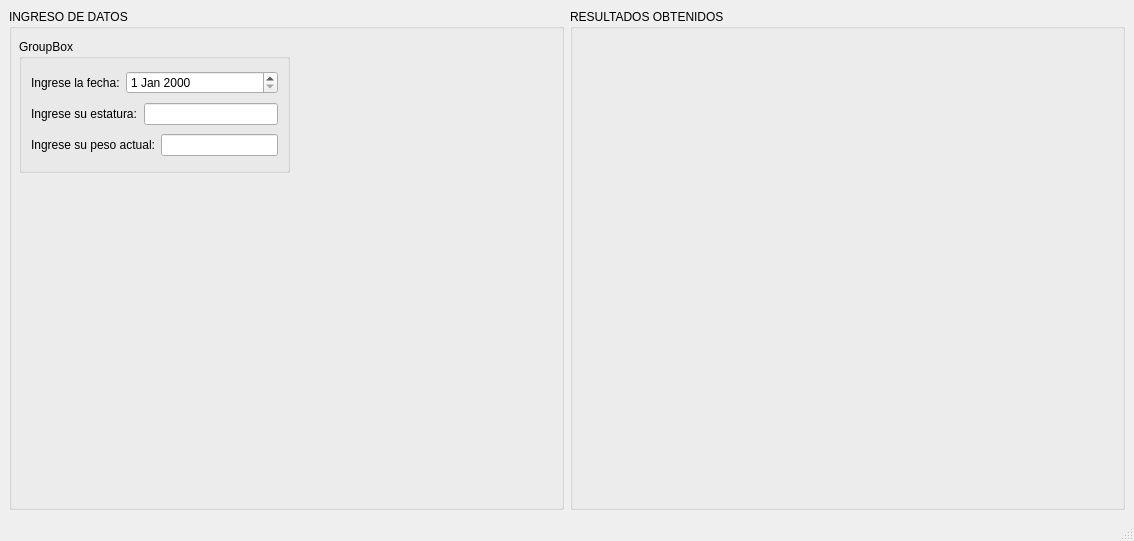
Before: the Qt Designer form imc.ui in JiXinGP/Examen-P59, drawn with Qt 5.
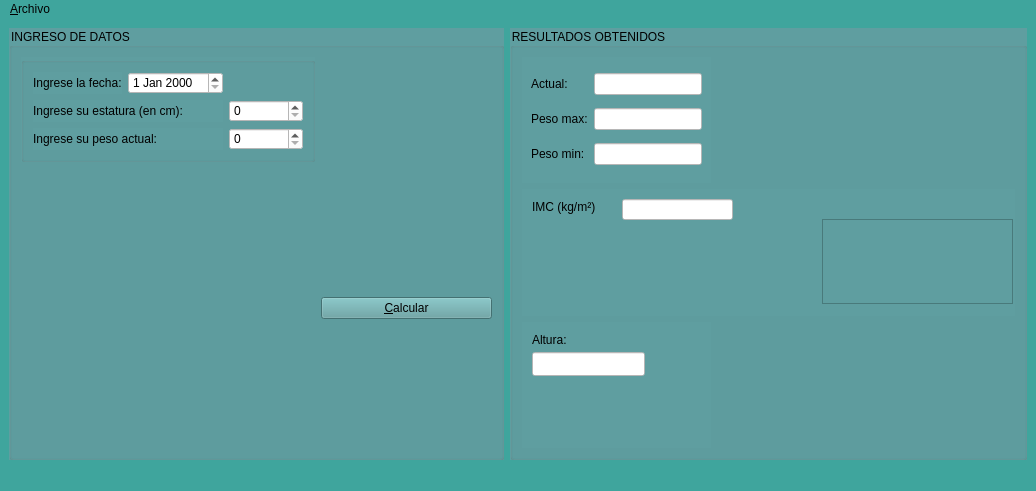
After: the same form once the commit is applied.

```diff
--- a/imc.ui
+++ b/imc.ui
@@ -6,72 +6,323 @@
    <rect>
     <x>0</x>
     <y>0</y>
-    <width>1134</width>
-    <height>541</height>
+    <width>1036</width>
+    <height>491</height>
    </rect>
   </property>
   <property name="windowTitle">
    <string>IMC</string>
   </property>
+  <property name="styleSheet">
+   <string notr="true">background-color: rgb(63, 165, 157);</string>
+  </property>
   <widget class="QWidget" name="centralwidget">
    <layout class="QGridLayout" name="gridLayout">
-    <item row="0" column="0">
-     <widget class="QGroupBox" name="groupBox">
-      <property name="title">
-       <string>INGRESO DE DATOS</string>
-      </property>
-      <widget class="QGroupBox" name="groupBox_3">
-       <property name="geometry">
-        <rect>
-         <x>10</x>
-         <y>30</y>
-         <width>271</width>
-         <height>134</height>
-        </rect>
-       </property>
-       <property name="title">
-        <string>GroupBox</string>
-       </property>
-       <layout class="QGridLayout" name="gridLayout_2">
-        <item row="0" column="0">
-         <widget class="QLabel" name="label">
-          <property name="text">
-           <string>Ingrese la fecha:</string>
-          </property>
-         </widget>
-        </item>
-        <item row="0" column="1" colspan="3">
-         <widget class="QDateEdit" name="dateEdit"/>
-        </item>
-        <item row="1" column="0" colspan="2">
-         <widget class="QLabel" name="label_2">
-          <property name="text">
-           <string>Ingrese su estatura:</string>
-          </property>
-         </widget>
-        </item>
-        <item row="1" column="2" colspan="2">
-         <widget class="QLineEdit" name="lineEdit"/>
-        </item>
-        <item row="2" column="0" colspan="3">
-         <widget class="QLabel" name="label_3">
-          <property name="text">
-           <string>Ingrese su peso actual:</string>
-          </property>
-         </widget>
-        </item>
-        <item row="2" column="3">
-         <widget class="QLineEdit" name="lineEdit_2"/>
-        </item>
-       </layout>
-      </widget>
-     </widget>
-    </item>
     <item row="0" column="1">
      <widget class="QGroupBox" name="groupBox_2">
+      <property name="styleSheet">
+       <string notr="true">font: 75 8pt &quot;Verdana&quot;;
+color: rgb(0, 0, 0);
+background-color: rgb(95, 158, 160);</string>
+      </property>
       <property name="title">
        <string>RESULTADOS OBTENIDOS</string>
       </property>
+      <layout class="QGridLayout" name="gridLayout_6">
+       <item row="0" column="0">
+        <widget class="QWidget" name="widget" native="true">
+         <layout class="QGridLayout" name="gridLayout_4">
+          <item row="2" column="1">
+           <widget class="QLineEdit" name="outMin">
+            <property name="styleSheet">
+             <string notr="true">background-color: rgb(255, 255, 255);</string>
+            </property>
+            <property name="readOnly">
+             <bool>true</bool>
+            </property>
+           </widget>
+          </item>
+          <item row="0" column="0">
+           <widget class="QLabel" name="label_7">
+            <property name="styleSheet">
+             <string notr="true">font: 8pt &quot;Verdana&quot;;</string>
+            </property>
+            <property name="text">
+             <string>Actual:</string>
+            </property>
+           </widget>
+          </item>
+          <item row="1" column="1">
+           <widget class="QLineEdit" name="outMax">
+            <property name="styleSheet">
+             <string notr="true">background-color: rgb(255, 255, 255);</string>
+            </property>
+            <property name="readOnly">
+             <bool>true</bool>
+            </property>
+           </widget>
+          </item>
+          <item row="2" column="0">
+           <widget class="QLabel" name="label_9">
+            <property name="text">
+             <string>Peso min:</string>
+            </property>
+           </widget>
+          </item>
+          <item row="1" column="0">
+           <widget class="QLabel" name="label_8">
+            <property name="text">
+             <string>Peso max:</string>
+            </property>
+           </widget>
+          </item>
+          <item row="0" column="1">
+           <widget class="QLineEdit" name="outActual">
+            <property name="styleSheet">
+             <string notr="true">background-color: rgb(255, 255, 255);</string>
+            </property>
+            <property name="readOnly">
+             <bool>true</bool>
+            </property>
+           </widget>
+          </item>
+         </layout>
+        </widget>
+       </item>
+       <item row="0" column="1">
+        <spacer name="horizontalSpacer_2">
+         <property name="orientation">
+          <enum>Qt::Horizontal</enum>
+         </property>
+         <property name="sizeHint" stdset="0">
+          <size>
+           <width>298</width>
+           <height>20</height>
+          </size>
+         </property>
+        </spacer>
+       </item>
+       <item row="1" column="0" colspan="2">
+        <widget class="QWidget" name="widget_2" native="true">
+         <widget class="QLabel" name="label_10">
+          <property name="geometry">
+           <rect>
+            <x>10</x>
+            <y>10</y>
+            <width>91</width>
+            <height>16</height>
+           </rect>
+          </property>
+          <property name="text">
+           <string>IMC (kg/m²)</string>
+          </property>
+         </widget>
+         <widget class="QLineEdit" name="outIMC">
+          <property name="geometry">
+           <rect>
+            <x>100</x>
+            <y>10</y>
+            <width>111</width>
+            <height>21</height>
+           </rect>
+          </property>
+          <property name="styleSheet">
+           <string notr="true">background-color: rgb(255, 255, 255);</string>
+          </property>
+          <property name="readOnly">
+           <bool>true</bool>
+          </property>
+         </widget>
+         <widget class="QPlainTextEdit" name="outResultados">
+          <property name="geometry">
+           <rect>
+            <x>300</x>
+            <y>30</y>
+            <width>191</width>
+            <height>85</height>
+           </rect>
+          </property>
+          <property name="styleSheet">
+           <string notr="true">background-color: rgb(95, 158, 160);
+border-color: rgb(65, 158, 160);
+selection-background-color: rgb(65, 158, 160);
+selection-color: rgb(65, 158, 160);
+gridline-color: rgb(65, 158, 160);
+border-left-color: rgb(65, 158, 160);
+border-bottom-color: rgb(65, 158, 160);
+border-right-color: rgb(65, 158, 160);
+border-top-color: rgb(65, 158, 160);
+border-color: rgb(65, 158, 160);
+color: rgb(95, 158, 160);</string>
+          </property>
+          <property name="readOnly">
+           <bool>true</bool>
+          </property>
+         </widget>
+        </widget>
+       </item>
+       <item row="2" column="0">
+        <widget class="QWidget" name="widget_3" native="true">
+         <widget class="QLabel" name="label_11">
+          <property name="geometry">
+           <rect>
+            <x>10</x>
+            <y>10</y>
+            <width>55</width>
+            <height>16</height>
+           </rect>
+          </property>
+          <property name="text">
+           <string>Altura:</string>
+          </property>
+         </widget>
+         <widget class="QLineEdit" name="outAltura">
+          <property name="geometry">
+           <rect>
+            <x>10</x>
+            <y>30</y>
+            <width>113</width>
+            <height>24</height>
+           </rect>
+          </property>
+          <property name="styleSheet">
+           <string notr="true">background-color: rgb(255, 255, 255);</string>
+          </property>
+         </widget>
+        </widget>
+       </item>
+      </layout>
+     </widget>
+    </item>
+    <item row="0" column="0">
+     <widget class="QGroupBox" name="groupBox">
+      <property name="styleSheet">
+       <string notr="true">font: 75 8pt &quot;Verdana&quot;;
+color: rgb(0, 0, 0);
+background-color: rgb(95, 158, 160);</string>
+      </property>
+      <property name="title">
+       <string>INGRESO DE DATOS</string>
+      </property>
+      <layout class="QGridLayout" name="gridLayout_5">
+       <item row="0" column="0" rowspan="2" colspan="3">
+        <widget class="QGroupBox" name="groupBox_3">
+         <property name="title">
+          <string/>
+         </property>
+         <layout class="QGridLayout" name="gridLayout_2">
+          <item row="3" column="0" colspan="2">
+           <widget class="QLabel" name="label_3">
+            <property name="styleSheet">
+             <string notr="true">font: 8pt &quot;Verdana&quot;;</string>
+            </property>
+            <property name="text">
+             <string>Ingrese su peso actual:</string>
+            </property>
+           </widget>
+          </item>
+          <item row="3" column="2">
+           <widget class="QSpinBox" name="inPeso">
+            <property name="styleSheet">
+             <string notr="true">background-color: rgb(255, 255, 255);</string>
+            </property>
+            <property name="maximum">
+             <number>100</number>
+            </property>
+           </widget>
+          </item>
+          <item row="2" column="0" colspan="2">
+           <widget class="QLabel" name="label_2">
+            <property name="styleSheet">
+             <string notr="true">font: 8pt &quot;Verdana&quot;;</string>
+            </property>
+            <property name="text">
+             <string>Ingrese su estatura (en cm):</string>
+            </property>
+           </widget>
+          </item>
+          <item row="0" column="0">
+           <widget class="QLabel" name="label">
+            <property name="styleSheet">
+             <string notr="true">font: 8pt &quot;Verdana&quot;;</string>
+            </property>
+            <property name="text">
+             <string>Ingrese la fecha:</string>
+            </property>
+           </widget>
+          </item>
+          <item row="2" column="2">
+           <widget class="QSpinBox" name="inAltura">
+            <property name="styleSheet">
+             <string notr="true">background-color: rgb(255, 255, 255);</string>
+            </property>
+            <property name="maximum">
+             <number>210</number>
+            </property>
+           </widget>
+          </item>
+          <item row="0" column="1">
+           <widget class="QDateEdit" name="dateEdit">
+            <property name="styleSheet">
+             <string notr="true">font: 8pt &quot;Verdana&quot;;
+color: rgb(0, 0, 0);
+background-color: rgb(255, 255, 255);</string>
+            </property>
+           </widget>
+          </item>
+         </layout>
+        </widget>
+       </item>
+       <item row="2" column="0">
+        <spacer name="verticalSpacer">
+         <property name="orientation">
+          <enum>Qt::Vertical</enum>
+         </property>
+         <property name="sizeHint" stdset="0">
+          <size>
+           <width>20</width>
+           <height>245</height>
+          </size>
+         </property>
+        </spacer>
+       </item>
+       <item row="2" column="1" colspan="2">
+        <spacer name="horizontalSpacer_3">
+         <property name="orientation">
+          <enum>Qt::Horizontal</enum>
+         </property>
+         <property name="sizeHint" stdset="0">
+          <size>
+           <width>201</width>
+           <height>245</height>
+          </size>
+         </property>
+        </spacer>
+       </item>
+       <item row="2" column="3">
+        <widget class="QPushButton" name="btnCalcular">
+         <property name="styleSheet">
+          <string notr="true">font: 75 8pt &quot;Verdana&quot;;</string>
+         </property>
+         <property name="text">
+          <string>&amp;Calcular</string>
+         </property>
+        </widget>
+       </item>
+       <item row="1" column="3">
+        <spacer name="horizontalSpacer">
+         <property name="orientation">
+          <enum>Qt::Horizontal</enum>
+         </property>
+         <property name="sizeHint" stdset="0">
+          <size>
+           <width>98</width>
+           <height>52</height>
+          </size>
+         </property>
+        </spacer>
+       </item>
+      </layout>
      </widget>
     </item>
    </layout>
@@ -81,10 +332,21 @@
     <rect>
      <x>0</x>
      <y>0</y>
-     <width>1134</width>
+     <width>1036</width>
      <height>25</height>
     </rect>
    </property>
+   <widget class="QMenu" name="menu_Archivo">
+    <property name="title">
+     <string>&amp;Archivo</string>
+    </property>
+    <addaction name="action_Nuevo"/>
+    <addaction name="action_Abrir"/>
+    <addaction name="action_Guardar"/>
+    <addaction name="action_Calcular"/>
+    <addaction name="action_Salir"/>
+   </widget>
+   <addaction name="menu_Archivo"/>
   </widget>
   <widget class="QStatusBar" name="statusbar"/>
  </widget>
```
Left out of the diff: 40 changed lines with no effect on the pictures.
